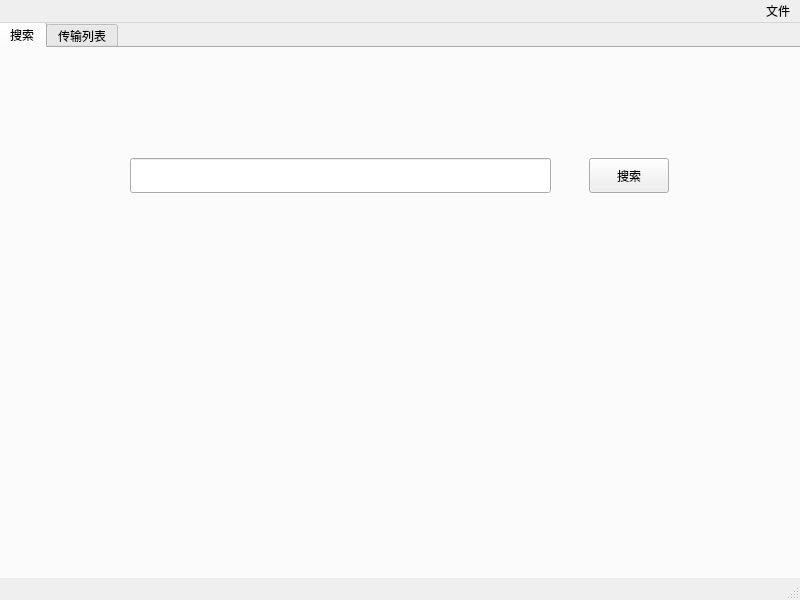
The window that src/ui/index.ui (brickerxu/kraken) describes before a commit, drawn with Qt 5.
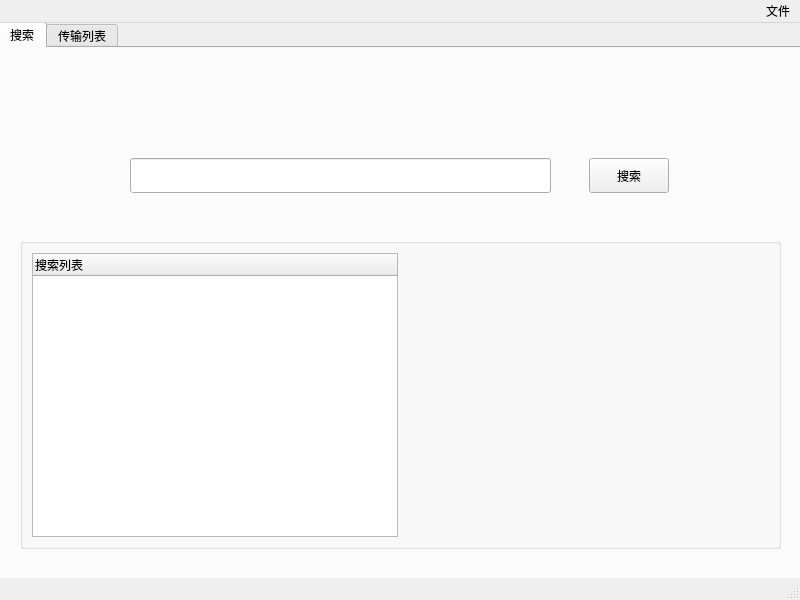
The same window after the commit.

Commit message: 显示搜索结果列表

Patch:
```diff
--- a/src/ui/index.ui
+++ b/src/ui/index.ui
@@ -62,6 +62,46 @@
        <string>搜索</string>
       </property>
      </widget>
+     <widget class="QGroupBox" name="search_result">
+      <property name="geometry">
+       <rect>
+        <x>20</x>
+        <y>190</y>
+        <width>761</width>
+        <height>311</height>
+       </rect>
+      </property>
+      <property name="hidden" stdset="0">
+       <bool>true</bool>
+      </property>
+      <layout class="QHBoxLayout" name="search_result_layout">
+       <property name="hidden" stdset="0">
+        <string>true</string>
+       </property>
+       <item>
+        <widget class="QTreeWidget" name="tree_search">
+         <property name="sizePolicy">
+          <sizepolicy hsizetype="Preferred" vsizetype="Expanding">
+           <horstretch>0</horstretch>
+           <verstretch>0</verstretch>
+          </sizepolicy>
+         </property>
+         <column>
+          <property name="text">
+           <string>搜索列表</string>
+          </property>
+         </column>
+        </widget>
+       </item>
+       <item>
+        <widget class="QLabel" name="label_image">
+         <property name="text">
+          <string/>
+         </property>
+        </widget>
+       </item>
+      </layout>
+     </widget>
     </widget>
     <widget class="QWidget" name="tab_2">
      <attribute name="title">
```
Left out of the diff: 2 changed lines with no effect on the pictures. The commit also changes 2 other files.
